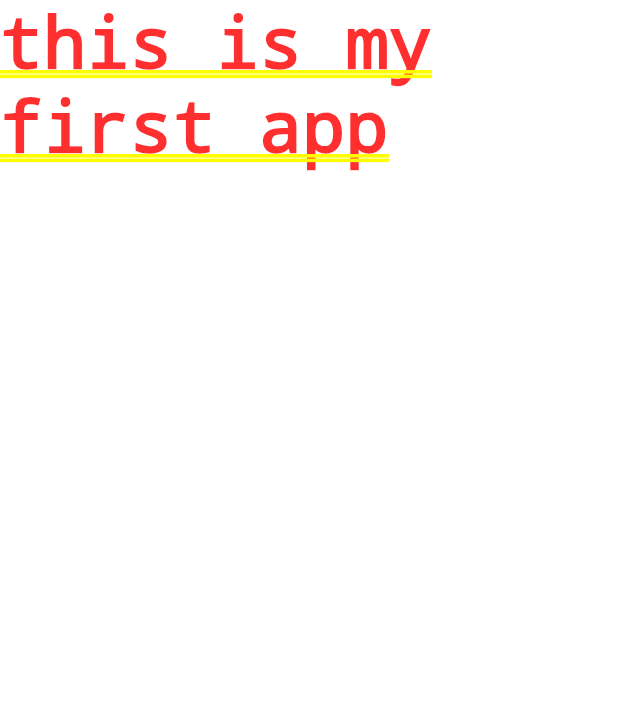
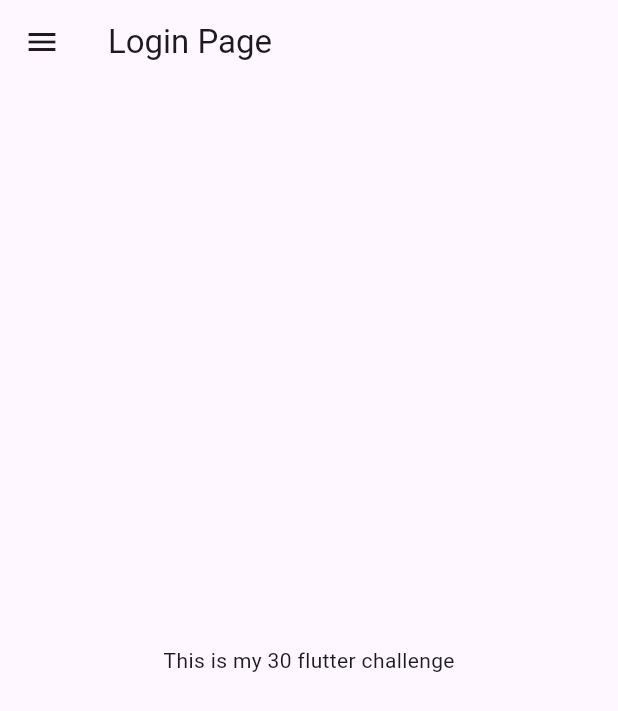
Before and after one commit to Rohitgajbhiye2005/30DaysOfFlutter, a Flutter app: the screen it shows after launch, on a phone screen of 412 x 824 dp. Shown: the top 711 px of the screen. Run offline on Flutter 3.47's test engine with Material 3 defaults, Android fonts, the phone set to English and light mode, and no system bars.

Commit message:
day 2 completed

```diff
--- /dev/null
+++ b/newapp/lib/home_page.dart
@@ -0,0 +1,24 @@
+import 'package:flutter/material.dart';
+class HomePage extends StatelessWidget {
+  const HomePage({super.key});
+
+  @override
+  Widget build(BuildContext context) {
+    int days=30;
+    return Scaffold(
+      appBar: AppBar(
+        title: Text("Login Page",),
+      ),
+      body: Center(
+        child: Container(
+        child: Text("This is my $days flutter challenge"),
+      ),
+      ),
+      drawer: Drawer(),
+    );
+
+
+
+
+  }
+}
--- a/newapp/lib/main.dart
+++ b/newapp/lib/main.dart
@@ -1,4 +1,5 @@
 import 'package:flutter/material.dart';
+import 'package:newapp/home_page.dart';
 void main(){
   runApp(myApp());
 }
@@ -7,10 +8,9 @@ class myApp extends StatelessWidget {
 
   @override
   Widget build(BuildContext context) {
+
     return MaterialApp(
-      home: Container(
-      child: Text("this is my first app"),
-    ),
+      home: HomePage(),
     );
   }
 }
```
Also changed, not shown: 1 other file.
